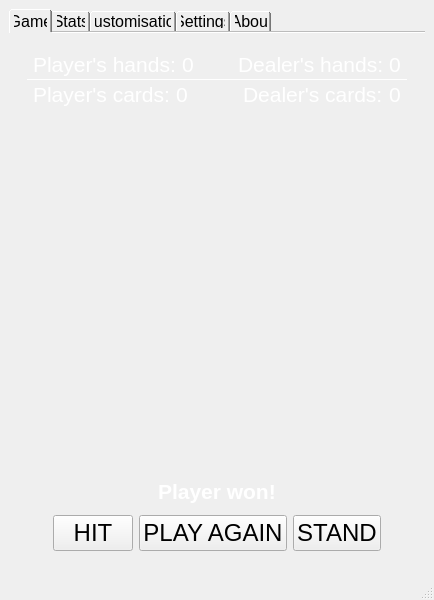
First picture: the form in mainwindow.ui, repository fflvm1/Qlackjack, before the edit.
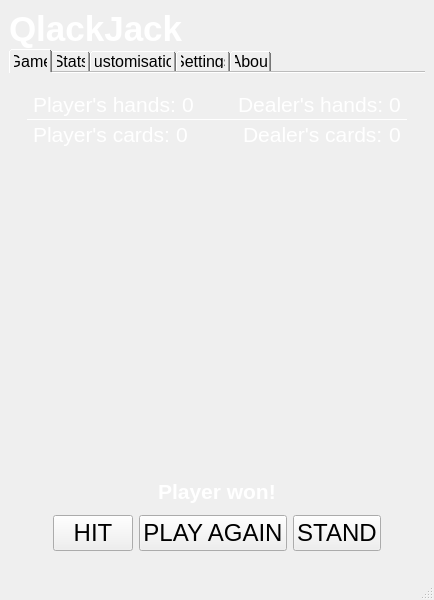
Second picture: the form after the edit.

The edit to the form file:
```diff
--- a/mainwindow.ui
+++ b/mainwindow.ui
@@ -27,7 +27,7 @@
     <property name="spacing">
      <number>0</number>
     </property>
-    <item row="0" column="0">
+    <item row="1" column="0">
      <widget class="QTabWidget" name="tabWidget">
       <property name="styleSheet">
        <string notr="true">QTabBar::tab {
@@ -512,6 +512,22 @@
       </widget>
      </widget>
     </item>
+    <item row="0" column="0">
+     <widget class="QLabel" name="label">
+      <property name="font">
+       <font>
+        <pointsize>26</pointsize>
+        <bold>true</bold>
+       </font>
+      </property>
+      <property name="styleSheet">
+       <string notr="true">color: white;</string>
+      </property>
+      <property name="text">
+       <string>QlackJack</string>
+      </property>
+     </widget>
+    </item>
    </layout>
   </widget>
   <widget class="QStatusBar" name="statusBar"/>
```
